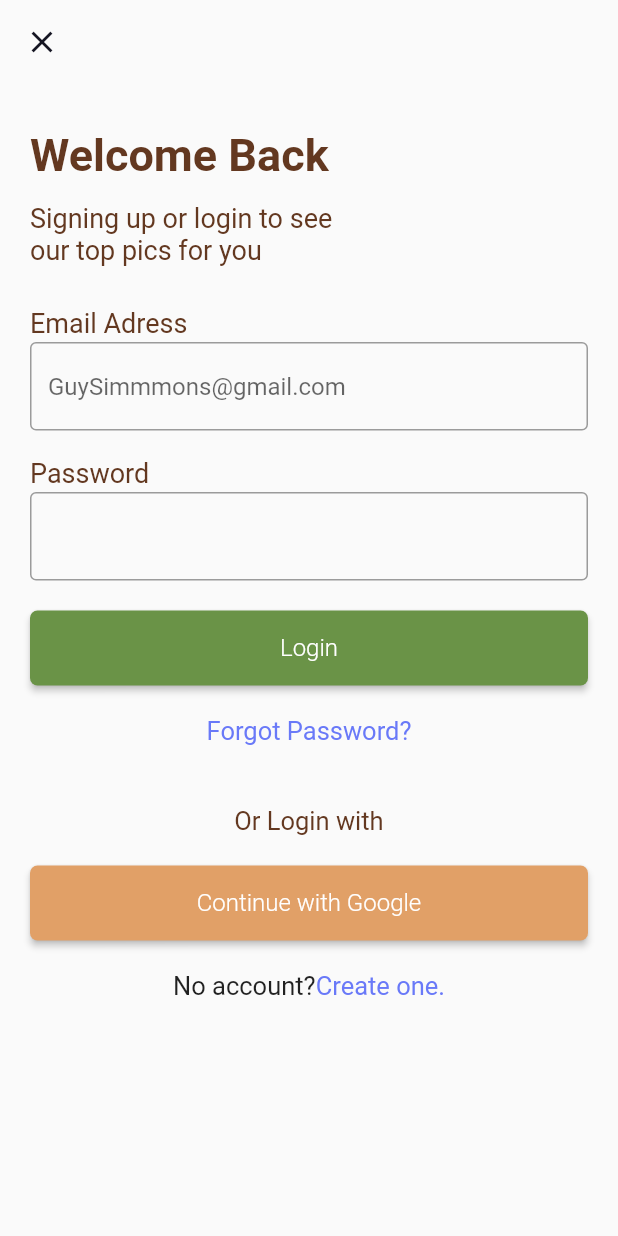
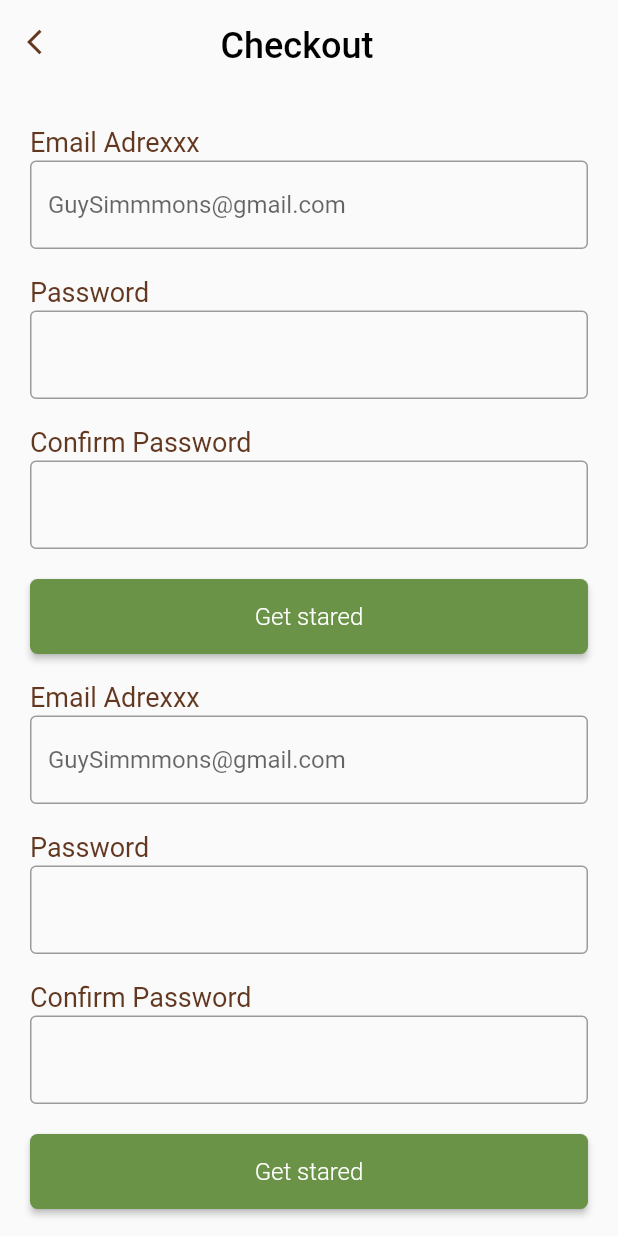
Before and after one commit to Karthik-Sunil-K/Flutter-App-Naturewooden-TATOS, a Flutter app: the screen it shows after launch, on a phone screen of 412 x 824 dp. Run offline on Flutter 3.47's test engine with Material 2 defaults, Android fonts, the phone set to English and light mode, and no system bars; Roboto replaces fonts that are missing (SF Pro Text).

Commit message:
Checkout page started

```diff
--- /dev/null
+++ b/naturewooden/lib/chekoutPage.dart
@@ -0,0 +1,69 @@
+import 'package:flutter/material.dart';
+import 'package:naturewooden/widgets/welcomeText.dart';
+import 'package:naturewooden/widgets/textfieldWidgets.dart';
+import 'package:naturewooden/widgets/logSignButtons.dart';
+
+class ChekoutPage extends StatelessWidget {
+  @override
+  Widget build(BuildContext context) {
+    return MaterialApp(
+      debugShowCheckedModeBanner: false,
+      home: Scaffold(
+        appBar: AppBar(
+          title: Container(
+            width: double.infinity,
+            padding: EdgeInsets.fromLTRB(75, 5, 40, 0),
+            child: Text(
+              'Checkout',
+              style: TextStyle(fontSize: 24, color: Colors.black),
+            ),
+          ),
+          backgroundColor: Color(0xfffffff),
+          elevation: 0,
+          leading: Icon(
+            Icons.arrow_back_ios,
+            color: Color(0xff633820),
+            size: 20.0,
+          ),
+        ),
+        body: ListView(
+          children: [
+            SizedBox(
+              height: 10,
+            ),
+            textFieldHeads(textFieldLabel: 'Email Adrexxx', padTop: 5),
+            textFieldBox(
+                hintTextEmail: 'GuySimmmons@gmail.com',
+                hiding: false,
+                padTop: 5),
+            textFieldHeads(textFieldLabel: 'Password', padTop: 5),
+            textFieldBox(hiding: true, padTop: 5),
+            textFieldHeads(textFieldLabel: 'Confirm Password', padTop: 5),
+            textFieldBox(hiding: true),
+            logSignButton(buttonText: 'Get stared', colorButton: 0xff6A9347),
+             textFieldHeads(textFieldLabel: 'Email Adrexxx', padTop: 5),
+            textFieldBox(
+                hintTextEmail: 'GuySimmmons@gmail.com',
+                hiding: false,
+                padTop: 5),
+            textFieldHeads(textFieldLabel: 'Password', padTop: 5),
+            textFieldBox(hiding: true, padTop: 5),
+            textFieldHeads(textFieldLabel: 'Confirm Password', padTop: 5),
+            textFieldBox(hiding: true),
+            logSignButton(buttonText: 'Get stared', colorButton: 0xff6A9347),
+             textFieldHeads(textFieldLabel: 'Email Adrexxx', padTop: 5),
+            textFieldBox(
+                hintTextEmail: 'GuySimmmons@gmail.com',
+                hiding: false,
+                padTop: 5),
+            textFieldHeads(textFieldLabel: 'Password', padTop: 5),
+            textFieldBox(hiding: true, padTop: 5),
+            textFieldHeads(textFieldLabel: 'Confirm Password', padTop: 5),
+            textFieldBox(hiding: true),
+            logSignButton(buttonText: 'Get stared', colorButton: 0xff6A9347),
+          ],
+        ),
+      ),
+    );
+  }
+}
--- a/naturewooden/lib/login.dart
+++ b/naturewooden/lib/login.dart
@@ -32,39 +32,11 @@ class LoginPage extends StatelessWidget {
               textFieldBox(hintTextEmail: 'GuySimmmons@gmail.com',hiding: false),
               textFieldHeads(textFieldLabel: 'Password'),
               textFieldBox(hiding: true),
-              logSignButton(buttonText:'Login'),
+              logSignButton(buttonText:'Login',colorButton: 0xff6A9347),
               forgotLabel(normalText: '',inkWell:'Forgot Password?'),
-               Container(
-                alignment: Alignment.center,
-                padding: EdgeInsets.only(top: 40),
-                  child: Text(
-                    'Or Login with',
-                    style: TextStyle(
-                        fontSize: 17,
-                        fontFamily: 'SF Pro Text',
-                        fontWeight: FontWeight.w400,
-                        color: Color(0xff633820)),
-                  ),
-                ),
-                 Container(
-                padding: EdgeInsets.fromLTRB(20, 20, 20, 0),
-                width: double.infinity,
-                height: 70,
-                child: RaisedButton(
-                  shape: RoundedRectangleBorder(
-                      borderRadius: BorderRadius.circular(5)),
-                  color: Color(0xffE1A067),
-                  child: Text(
-                    'Continue with Google',
-                    style: TextStyle(
-                        fontSize: 16,
-                        fontFamily: 'SF Pro Text',
-                        fontWeight: FontWeight.w300),
-                  ),
-                  textColor: Colors.white,
-                  onPressed: () {},
-                ),
-              ),
+              SizedBox(height: 30,),
+               forgotLabel(normalText:'Or Login with',inkWell:''),
+               logSignButton(buttonText:'Continue with Google',colorButton: 0xffE1A067),
               forgotLabel(normalText:'No account?',inkWell:'Create one.'),
             ],
           ),
--- a/naturewooden/lib/main.dart
+++ b/naturewooden/lib/main.dart
@@ -1,7 +1,9 @@
 import 'package:flutter/material.dart';
 import 'package:naturewooden/signUp.dart';
 import 'package:naturewooden/login.dart';
+import 'package:naturewooden/chekoutPage.dart';
+
 
 void main() {
-  runApp(LoginPage());
+  runApp(ChekoutPage());
 }
--- a/naturewooden/lib/signUp.dart
+++ b/naturewooden/lib/signUp.dart
@@ -9,18 +9,20 @@ class SignUpPage extends StatelessWidget {
     return MaterialApp(
       debugShowCheckedModeBanner: false,
       home: Scaffold(
-        appBar: AppBar(
-          backgroundColor: Color(0xfffffff),
-          elevation: 0,
-          // leading: Icon(
-          //   Icons.close,
-          //   color: Color(0xff151522),
-          // ),
-        ),
+        // appBar: AppBar(
+        //   backgroundColor: Color(0xfffffff),
+        //   elevation: 0,
+        //   leading: Icon(
+        //     Icons.close,
+        //     color: Color(0xff151522),
+        //   ),
+        // ),
         body: SingleChildScrollView(
           child: Column(
+
             crossAxisAlignment: CrossAxisAlignment.start,
             children: [
+              SizedBox(height: 50,),
               Container(
                 alignment: Alignment.center,
                 child: signWelcomeText(),
@@ -32,7 +34,11 @@ class SignUpPage extends StatelessWidget {
               textFieldBox(hiding: true,padTop:5 ),
               textFieldHeads(textFieldLabel: 'Confirm Password',padTop:5 ),
               textFieldBox(hiding: true),
-              logSignButton(buttonText:'Get stared')
+              logSignButton(buttonText:'Get stared',colorButton:0xff6A9347),
+              SizedBox(height: 20,),
+              forgotLabel(normalText:'Forget password?',inkWell:' Reset here'),
+              SizedBox(height: 20,),
+              logSignButton(buttonText:'Continue with Google',colorButton: 0xffE1A067),
             ],
           ),
         ),
--- a/naturewooden/lib/widgets/logSignButtons.dart
+++ b/naturewooden/lib/widgets/logSignButtons.dart
@@ -1,13 +1,13 @@
 import 'package:flutter/material.dart';
 
-Widget logSignButton({String buttonText}) {
+Widget logSignButton({String buttonText,int colorButton}) {
   return Container(
     padding: EdgeInsets.fromLTRB(20, 20, 20, 0),
     width: double.infinity,
     height: 70,
     child: RaisedButton(
       shape: RoundedRectangleBorder(borderRadius: BorderRadius.circular(5)),
-      color: Color(0xff6A9347),
+      color: Color(colorButton),
       child: Text(
         buttonText,
         style: TextStyle(
--- a/naturewooden/lib/widgets/textfieldWidgets.dart
+++ b/naturewooden/lib/widgets/textfieldWidgets.dart
@@ -18,8 +18,8 @@ Widget textFieldBox({String hintTextEmail, bool hiding, double padTop}) {
         TextField(
           decoration: InputDecoration(
             focusedBorder: OutlineInputBorder(
-                borderSide: BorderSide(color: Color(0xff633820))),
-            focusColor: Color(0xff633820),
+                borderSide: BorderSide(color: Color(0xffe1a067))),
+            focusColor: Color(0xffe1a067),
             border:
                 OutlineInputBorder(borderSide: BorderSide(color: Colors.green)),
             hintText: hintTextEmail,
```
Also changed, not shown: Figma-assests/Arrows/move.svg (added), Figma-assests/Edit Profile.png (added), Figma-assests/Group.png (added), Figma-assests/Home.png (added), Figma-assests/Mask Group.png (added), Figma-assests/Messaging/archive.svg (added), Figma-assests/Popular/flag.svg (added), Figma-assests/Product.png (added), Figma-assests/Rectangle 14.png (added), naturewooden/lib/widgets/welcomeText.dart (line endings or trailing spaces), 1 other file.
